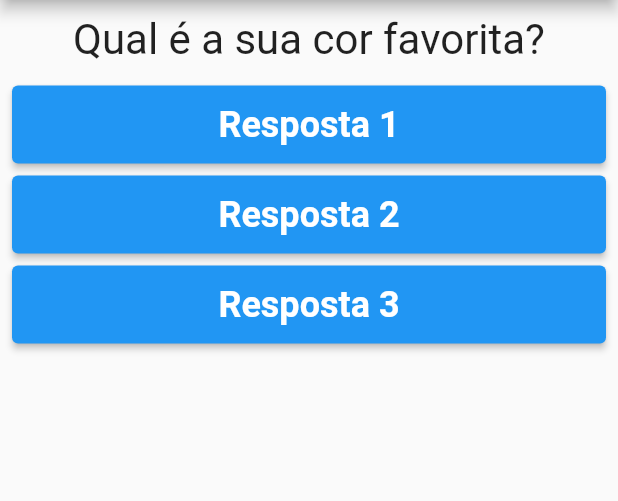
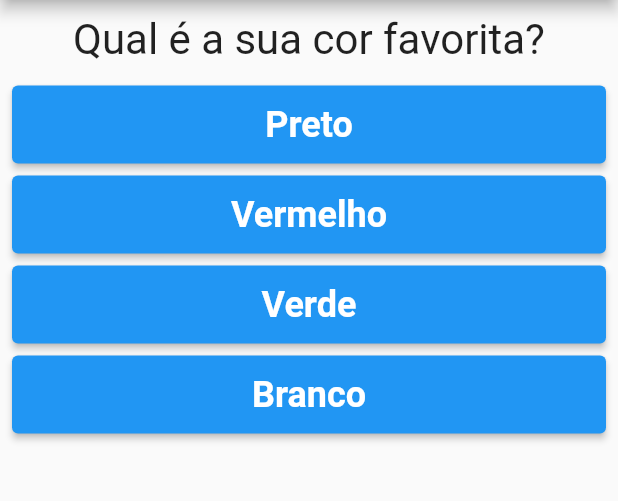
Before and after one commit to jhonatancassante/questionario_flutter, a Flutter app: the screen it shows after launch, on a phone screen of 412 x 824 dp, the part 84-585 px from its top. Run offline on Flutter 3.47's test engine with Material 2 defaults, Android fonts, the light colour scheme and no system bars.

Commit message:
Melhoramentos no código

```diff
--- a/lib/main.dart
+++ b/lib/main.dart
@@ -15,10 +15,23 @@ class _PerguntaAppState extends State<PerguntaApp> {
 
   @override
   Widget build(BuildContext context) {
-    final List<String> perguntas = [
-      'Qual é a sua cor favorita?',
-      'Qual é o seu animal favorito?'
+    final List<Map<String, Object>> perguntas = [
+      {
+        'texto': 'Qual é a sua cor favorita?',
+        'respostas': ['Preto', 'Vermelho', 'Verde', 'Branco'],
+      },
+      {
+        'texto': 'Qual é o seu animal favorito?',
+        'respostas': ['Coelho', 'Cobra', 'Elefante', 'Leão'],
+      },
+      {
+        'texto': 'Qual é o seu instrutor favorito?',
+        'respostas': ['Maria', 'João', 'Leo', 'Pedro'],
+      },
     ];
+
+    List<String> respostas =
+        perguntas[_perguntaSelecionada].cast()['respostas'];
 
     return MaterialApp(
       home: Scaffold(
@@ -27,10 +40,8 @@ class _PerguntaAppState extends State<PerguntaApp> {
           ),
           body: Column(
             children: <Widget>[
-              Questao(perguntas[_perguntaSelecionada]),
-              Resposta("Resposta 1", _responder),
-              Resposta("Resposta 2", _responder),
-              Resposta("Resposta 3", _responder),
+              Questao(perguntas[_perguntaSelecionada]['texto'].toString()),
+              ...respostas.map((e) => Resposta(e, _responder)).toList(),
             ],
           )),
     );
```
